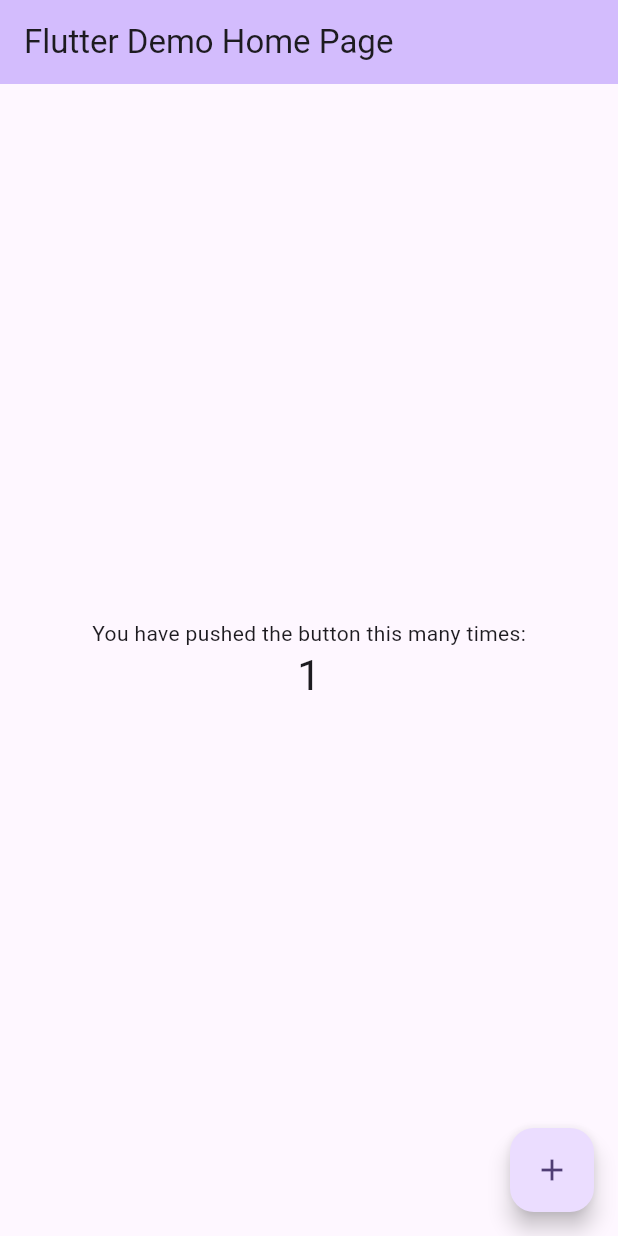
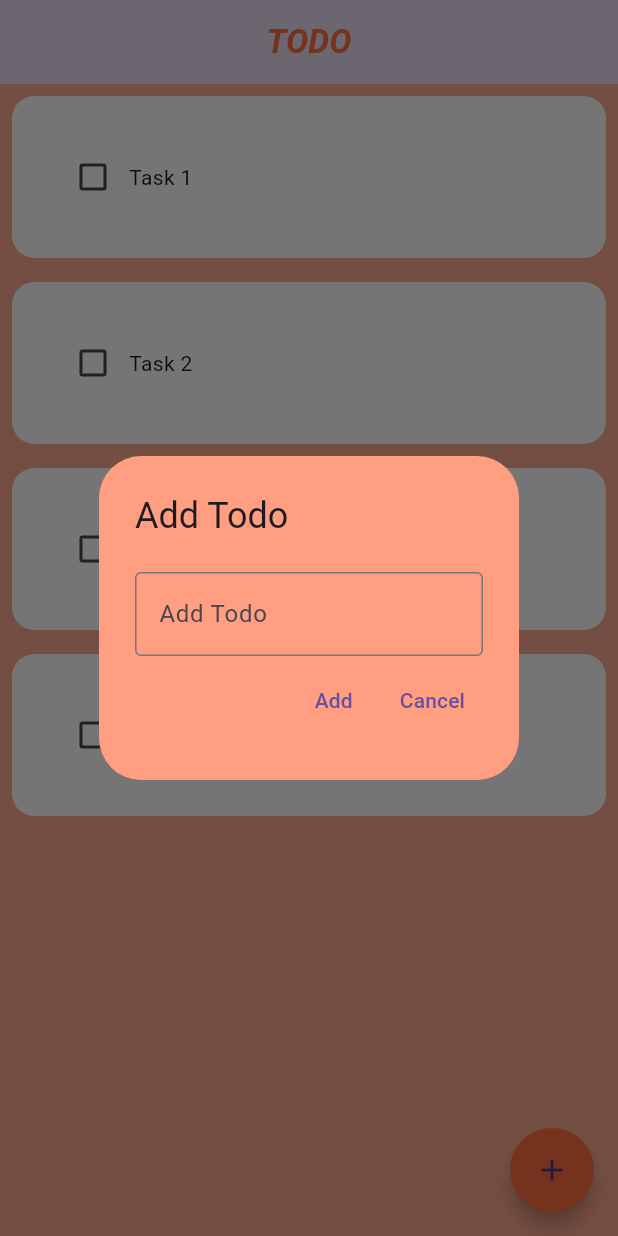
Before and after one commit to KAMAL-GOND/simple_todo_in_flutter, a Flutter app: the screen it shows after launch, after a tap on the "add" icon, on a phone screen of 412 x 824 dp. Run offline on Flutter 3.47's test engine with Material 3 defaults, Android fonts, the phone set to English and light mode, and no system bars.

Commit message:
basic application made

```diff
--- /dev/null
+++ b/lib/Screens/DialogBox.dart
@@ -0,0 +1,44 @@
+import 'package:flutter/cupertino.dart';
+import 'package:flutter/material.dart';
+
+class DialogBox extends StatelessWidget{
+  final Controller;
+  final VoidCallback onSave;
+  final VoidCallback onCancel;
+  const DialogBox({super.key, required this.Controller, required this.onSave, required this.onCancel});
+
+
+
+  @override
+  Widget build(BuildContext context) {
+
+    return AlertDialog(
+      backgroundColor: Colors.deepOrangeAccent.shade100,
+      title: Text("Add Todo"),
+      content: Container(
+        height: 120,
+          child: Column(
+            mainAxisAlignment: MainAxisAlignment.spaceEvenly,
+            children: [
+              TextField(
+                controller: Controller ,
+                decoration: InputDecoration(
+                  hintText: "Add Todo",
+                  border: OutlineInputBorder()
+
+                ),
+              ),
+              Row(
+                mainAxisAlignment: MainAxisAlignment.end,
+                children: [
+                  TextButton(onPressed: onSave, child: Text("Add")),
+                  TextButton(onPressed: onCancel, child: Text("Cancel"))
+                ]
+              )
+            ]
+          ),
+      ),
+
+    )
+    ;
+  }}
--- /dev/null
+++ b/lib/Screens/home_page.dart
@@ -0,0 +1,66 @@
+
+import 'dart:math';
+
+import 'package:flutter/cupertino.dart';
+import 'package:flutter/material.dart';
+import 'package:simple_todo/Screens/todo_item.dart';
+
+import 'DialogBox.dart';
+
+class HomePage extends StatefulWidget{
+  const HomePage({super.key});
+
+  @override
+  State<StatefulWidget> createState() => MyHomePageState();
+
+}
+
+class MyHomePageState extends State<HomePage>{
+  final TextEditingController controller = TextEditingController();
+
+  void Save(){
+    setState(() {
+      TodoList.add([controller.text, false]);
+      controller.clear();
+      Navigator.of(context).pop();
+    });
+  }
+
+  void onPressed(){
+    setState(() {
+      showDialog(context: context, builder:(context){
+        return DialogBox(
+          Controller: controller,
+          onSave: ()=> Save(),
+          onCancel: ()=> Navigator.of(context).pop(),
+
+        );
+
+
+      });
+    });
+  }
+  List TodoList = [["Task 1", false], ["Task 2", false], ["Task 3", false], ["Task 4", false]];
+  @override
+  Widget build(BuildContext context) {
+    return Scaffold(
+      backgroundColor: Colors.deepOrange.shade200,
+      appBar: AppBar(
+        title: Text("TODO", style: TextStyle(color: Colors.deepOrangeAccent, fontWeight: FontWeight.bold,fontStyle: FontStyle.italic)),
+        centerTitle: true,
+        elevation: 50,
+      ),
+      body: ListView(
+        children: TodoList.map((e) => TodoItem(isChecked: e[1], TodoText: e[0], onChanged: (value) => setState(() => e[1] = value!))).toList()
+      ),
+      floatingActionButton: FloatingActionButton(
+        backgroundColor: Colors.deepOrangeAccent,
+        shape: RoundedRectangleBorder(borderRadius: BorderRadius.circular(50)),
+        onPressed: ()=>onPressed(),
+        child: Icon(Icons.add),
+      ),
+    );
+
+  }
+
+}
--- /dev/null
+++ b/lib/Screens/todo_item.dart
@@ -0,0 +1,31 @@
+
+import 'package:flutter/material.dart';
+
+class TodoItem extends StatelessWidget{
+  final bool isChecked;
+  final String TodoText;
+  final void Function(bool?)? onChanged;
+
+  TodoItem({super.key, required this.isChecked, required this.TodoText, required this.onChanged});
+  @override
+  Widget build(BuildContext context) {
+    return Padding(
+      padding: const EdgeInsets.all(8.0),
+      child: Container(
+        padding: EdgeInsets.all(30),
+        decoration: BoxDecoration(
+          color: Colors.white,
+          borderRadius: BorderRadius.circular(15)
+
+        ),
+        child: Row(
+          children: [
+            Checkbox(value: isChecked, onChanged: onChanged),
+            if(isChecked) Text(TodoText, style: TextStyle(decoration: TextDecoration.lineThrough) )
+            else Text(TodoText)
+          ]
+        )
+      ),
+    );
+  }
+}
--- a/lib/main.dart
+++ b/lib/main.dart
@@ -1,122 +1,20 @@
 import 'package:flutter/material.dart';
+import 'package:simple_todo/Screens/home_page.dart';
 
 void main() {
   runApp(const MyApp());
 }
 
-class MyApp extends StatelessWidget {
+class MyApp extends StatelessWidget{
   const MyApp({super.key});
 
-  // This widget is the root of your application.
   @override
   Widget build(BuildContext context) {
     return MaterialApp(
-      title: 'Flutter Demo',
-      theme: ThemeData(
-        // This is the theme of your application.
-        //
-        // TRY THIS: Try running your application with "flutter run". You'll see
-        // the application has a purple toolbar. Then, without quitting the app,
-        // try changing the seedColor in the colorScheme below to Colors.green
-        // and then invoke "hot reload" (save your changes or press the "hot
-        // reload" button in a Flutter-supported IDE, or press "r" if you used
-        // the command line to start the app).
-        //
-        // Notice that the counter didn't reset back to zero; the application
-        // state is not lost during the reload. To reset the state, use hot
-        // restart instead.
-        //
-        // This works for code too, not just values: Most code changes can be
-        // tested with just a hot reload.
-        colorScheme: ColorScheme.fromSeed(seedColor: Colors.deepPurple),
-      ),
-      home: const MyHomePage(title: 'Flutter Demo Home Page'),
+
+      debugShowCheckedModeBanner: false,
+      home: HomePage(),
+      theme: ThemeData(primarySwatch: Colors.orange ),
     );
   }
 }
-
-class MyHomePage extends StatefulWidget {
-  const MyHomePage({super.key, required this.title});
-
-  // This widget is the home page of your application. It is stateful, meaning
-  // that it has a State object (defined below) that contains fields that affect
-  // how it looks.
-
-  // This class is the configuration for the state. It holds the values (in this
-  // case the title) provided by the parent (in this case the App widget) and
-  // used by the build method of the State. Fields in a Widget subclass are
-  // always marked "final".
-
-  final String title;
-
-  @override
-  State<MyHomePage> createState() => _MyHomePageState();
-}
-
-class _MyHomePageState extends State<MyHomePage> {
-  int _counter = 0;
-
-  void _incrementCounter() {
-    setState(() {
-      // This call to setState tells the Flutter framework that something has
-      // changed in this State, which causes it to rerun the build method below
-      // so that the display can reflect the updated values. If we changed
-      // _counter without calling setState(), then the build method would not be
-      // called again, and so nothing would appear to happen.
-      _counter++;
-    });
-  }
-
-  @override
-  Widget build(BuildContext context) {
-    // This method is rerun every time setState is called, for instance as done
-    // by the _incrementCounter method above.
-    //
-    // The Flutter framework has been optimized to make rerunning build methods
-    // fast, so that you can just rebuild anything that needs updating rather
-    // than having to individually change instances of widgets.
-    return Scaffold(
-      appBar: AppBar(
-        // TRY THIS: Try changing the color here to a specific color (to
-        // Colors.amber, perhaps?) and trigger a hot reload to see the AppBar
-        // change color while the other colors stay the same.
-        backgroundColor: Theme.of(context).colorScheme.inversePrimary,
-        // Here we take the value from the MyHomePage object that was created by
-        // the App.build method, and use it to set our appbar title.
-        title: Text(widget.title),
-      ),
-      body: Center(
-        // Center is a layout widget. It takes a single child and positions it
-        // in the middle of the parent.
-        child: Column(
-          // Column is also a layout widget. It takes a list of children and
-          // arranges them vertically. By default, it sizes itself to fit its
-          // children horizontally, and tries to be as tall as its parent.
-          //
-          // Column has various properties to control how it sizes itself and
-          // how it positions its children. Here we use mainAxisAlignment to
-          // center the children vertically; the main axis here is the vertical
-          // axis because Columns are vertical (the cross axis would be
-          // horizontal).
-          //
-          // TRY THIS: Invoke "debug painting" (choose the "Toggle Debug Paint"
-          // action in the IDE, or press "p" in the console), to see the
-          // wireframe for each widget.
-          mainAxisAlignment: MainAxisAlignment.center,
-          children: <Widget>[
-            const Text('You have pushed the button this many times:'),
-            Text(
-              '$_counter',
-              style: Theme.of(context).textTheme.headlineMedium,
-            ),
-          ],
-        ),
-      ),
-      floatingActionButton: FloatingActionButton(
-        onPressed: _incrementCounter,
-        tooltip: 'Increment',
-        child: const Icon(Icons.add),
-      ), // This trailing comma makes auto-formatting nicer for build methods.
-    );
-  }
-}
```
